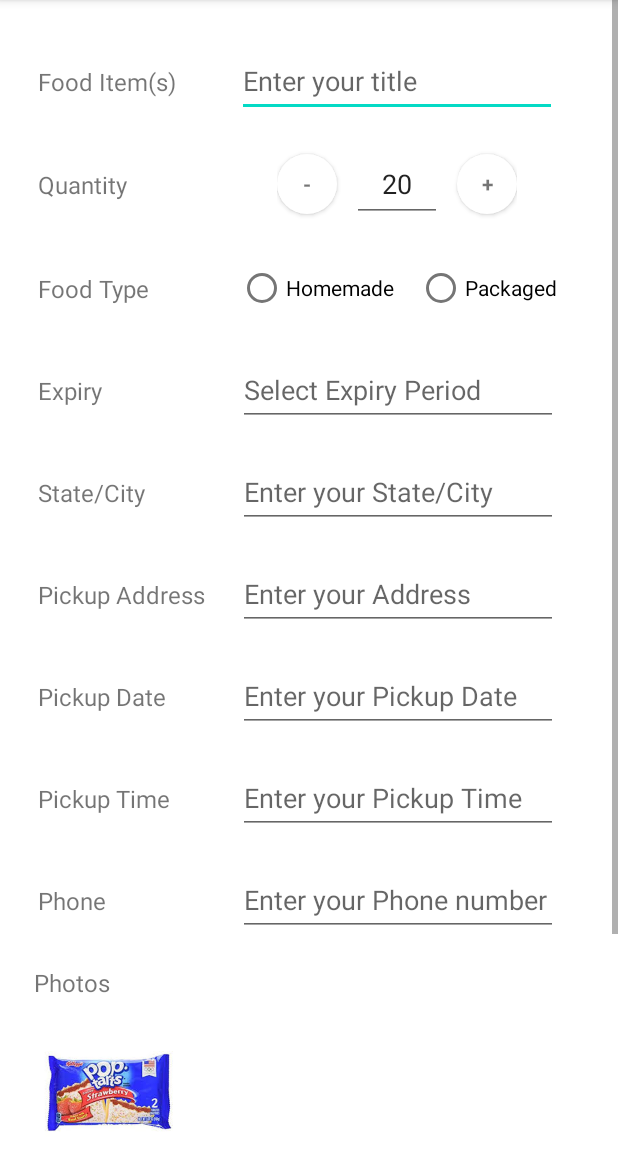
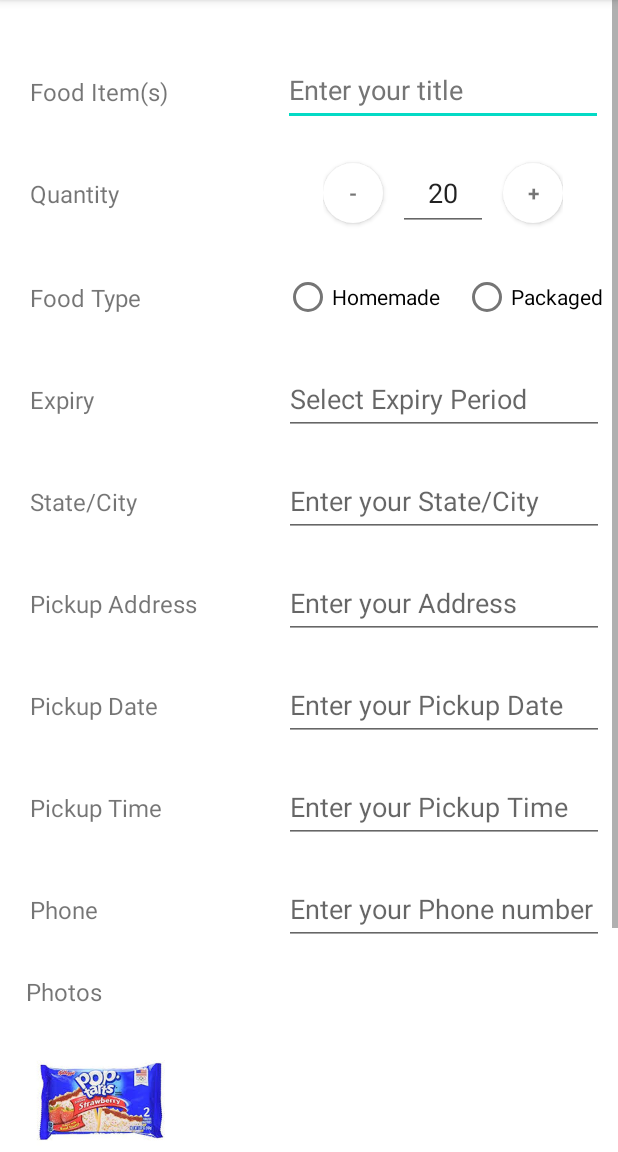
Before and after one commit to prajwalmw/Nivala, an Android app: the Details screen opened directly, with no data from a screen before it, on a phone screen of 412 x 824 dp, the part 84-1236 px from its top. Run offline under Robolectric (Android 15) with nearby library versions, the phone set to English and light mode, and no system bars; our stand-ins replace Firebase (no records; nobody signed in at launch, a user with empty details on screens opened directly); Roboto replaces fonts that are not available here; 2 statements that could not run were skipped.

Commit message:
details screen ui corrected.

```diff
--- a/app/src/main/res/layout/activity_details.xml
+++ b/app/src/main/res/layout/activity_details.xml
@@ -10,8 +10,8 @@
     <androidx.constraintlayout.widget.ConstraintLayout
         android:layout_width="match_parent"
         android:layout_height="match_parent"
+        android:layout_gravity="center_horizontal"
         android:contentDescription="scrollview"
-        android:layout_gravity="center_horizontal"
         app:layout_constraintBottom_toBottomOf="parent"
         app:layout_constraintEnd_toEndOf="parent"
         app:layout_constraintStart_toStartOf="parent"
@@ -21,30 +21,32 @@
             android:id="@+id/title_textview"
             android:layout_width="wrap_content"
             android:layout_height="wrap_content"
-            android:layout_marginStart="25dp"
             android:fontFamily="@font/roboto_bold"
             android:text="Food Item(s)"
             android:textSize="16sp"
             app:layout_constraintBottom_toBottomOf="@+id/title_editText"
-            app:layout_constraintStart_toStartOf="parent"
-            app:layout_constraintTop_toTopOf="@+id/title_editText" />
+            app:layout_constraintStart_toStartOf="@+id/guideline2"
+            app:layout_constraintTop_toTopOf="@+id/title_editText"
+            app:layout_constraintVertical_bias="0.538" />
+
+        <!--Food Type Title End-->
+
+        <!--        Quantity Start -->
+        <!--        Quantity End-->
 
         <EditText
             android:id="@+id/title_editText"
             android:layout_width="wrap_content"
             android:layout_height="wrap_content"
+            android:layout_marginTop="36dp"
             android:ems="10"
             android:hint="Enter your title"
             android:inputType="textPersonName"
             android:minHeight="48dp"
-            android:layout_marginTop="30dp"
-            app:layout_constraintEnd_toEndOf="parent"
-            app:layout_constraintStart_toEndOf="@+id/title_textview"
-            app:layout_constraintTop_toTopOf="parent" />
-        <!--Food Type Title End-->
-
-        <!--        Quantity Start -->
-        <!--        Quantity End-->
+            android:textColorHint="#757575"
+            app:layout_constraintTop_toTopOf="parent"
+            app:layout_constraintEnd_toStartOf="@id/guideline3"
+            tools:layout_editor_absoluteX="175dp" />
 
         <TextView
             android:id="@+id/quantity_textview"
@@ -78,8 +80,7 @@
             android:layout_height="wrap_content"
             android:layout_marginTop="20dp"
             android:orientation="horizontal"
-            app:layout_constraintEnd_toEndOf="@+id/linearLayout_Quantity"
-            app:layout_constraintStart_toStartOf="@+id/linearLayout_Quantity"
+            app:layout_constraintEnd_toStartOf="@+id/guideline3"
             app:layout_constraintTop_toBottomOf="@+id/linearLayout_Quantity">
 
             <RadioButton
@@ -123,7 +124,7 @@
             app:layout_constraintStart_toStartOf="@+id/radioGroup"
             app:layout_constraintTop_toBottomOf="@+id/radioGroup" />
 
-<!--        City - Start-->
+        <!--        City - Start-->
         <TextView
             android:id="@+id/city_textview"
             android:layout_width="wrap_content"
@@ -149,7 +150,7 @@
             app:layout_constraintEnd_toEndOf="@+id/expiry_editText"
             app:layout_constraintStart_toStartOf="@+id/expiry_editText"
             app:layout_constraintTop_toBottomOf="@+id/expiry_editText" />
-<!--        City - End-->
+        <!--        City - End-->
 
         <TextView
             android:id="@+id/address_textview"
@@ -276,45 +277,45 @@
             android:id="@+id/linearLayout_Quantity"
             android:layout_width="wrap_content"
             android:layout_height="wrap_content"
+            android:layout_marginTop="20dp"
             android:orientation="horizontal"
+            app:layout_constraintEnd_toEndOf="@+id/title_editText"
             app:layout_constraintStart_toStartOf="@+id/title_editText"
-            app:layout_constraintEnd_toEndOf="@+id/title_editText"
-            app:layout_constraintTop_toBottomOf="@+id/title_editText"
-            android:layout_marginTop="20dp">
+            app:layout_constraintTop_toBottomOf="@+id/title_editText">
 
             <TextView
                 android:id="@+id/minus"
                 android:layout_width="40dp"
                 android:layout_height="40dp"
+                android:layout_gravity="center"
+                android:layout_marginEnd="10dp"
+                android:background="@drawable/circular_shape_bg"
+                android:elevation="2dp"
+                android:gravity="center"
                 android:text="-"
-                android:textStyle="bold"
-                android:gravity="center"
-                android:elevation="2dp"
-                android:background="@drawable/circular_shape_bg"
-                android:layout_marginEnd="10dp"
-                android:layout_gravity="center"/>
+                android:textStyle="bold" />
 
             <EditText
                 android:id="@+id/quantity_et"
                 android:layout_width="60dp"
                 android:layout_height="50dp"
+                android:layout_gravity="center"
                 android:ems="10"
+                android:gravity="center"
                 android:inputType="number"
-                android:text="20"
-                android:gravity="center"
-                android:layout_gravity="center"/>
+                android:text="20" />
 
             <TextView
                 android:id="@+id/add"
                 android:layout_width="40dp"
                 android:layout_height="40dp"
+                android:layout_gravity="center"
+                android:layout_marginStart="10dp"
+                android:background="@drawable/circular_shape_bg"
+                android:elevation="2dp"
+                android:gravity="center"
                 android:text="+"
-                android:textStyle="bold"
-                android:gravity="center"
-                android:elevation="2dp"
-                android:background="@drawable/circular_shape_bg"
-                android:layout_marginStart="10dp"
-                android:layout_gravity="center"/>
+                android:textStyle="bold" />
         </LinearLayout>
 
         <TextView
@@ -355,5 +356,19 @@
             app:layout_constraintStart_toStartOf="parent"
             app:layout_constraintTop_toBottomOf="@+id/capturedImageView" />
 
+        <androidx.constraintlayout.widget.Guideline
+            android:id="@+id/guideline2"
+            android:layout_width="wrap_content"
+            android:layout_height="wrap_content"
+            android:orientation="vertical"
+            app:layout_constraintGuide_begin="20dp" />
+
+        <androidx.constraintlayout.widget.Guideline
+            android:id="@+id/guideline3"
+            android:layout_width="wrap_content"
+            android:layout_height="wrap_content"
+            android:orientation="vertical"
+            app:layout_constraintGuide_end="10dp" />
+
     </androidx.constraintlayout.widget.ConstraintLayout>
 </ScrollView>
```
